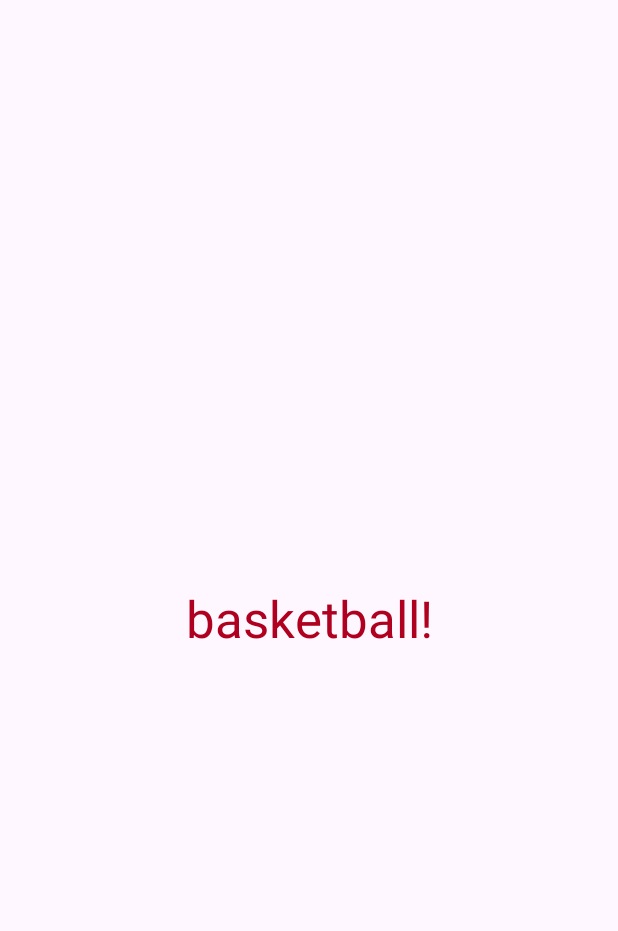
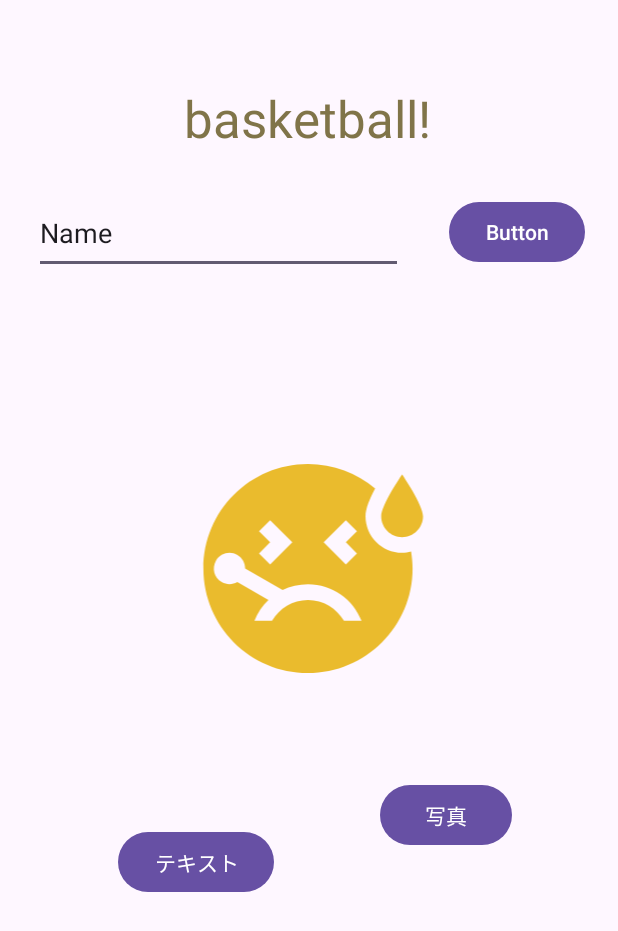
Before and after one commit to syodai-0419/Androidapp0904, an Android app: the screen it shows after launch (MainActivity), on a phone screen of 412 x 824 dp. Shown: the top 931 px of the screen. Run offline under Robolectric (Android 15) with nearby library versions, the phone set to English and light mode, and no system bars.

Commit message:
many changed.

```diff
--- a/app/src/main/java/jp/co/meijou/android/s221205128/MainActivity.java
+++ b/app/src/main/java/jp/co/meijou/android/s221205128/MainActivity.java
@@ -3,12 +3,54 @@ package jp.co.meijou.android.s221205128;
 import androidx.appcompat.app.AppCompatActivity;
 
 import android.os.Bundle;
+import android.text.Editable;
+import android.text.TextWatcher;
+import android.widget.TextView;
+
+import jp.co.meijou.android.s221205128.databinding.ActivityMainBinding;
 
 public class MainActivity extends AppCompatActivity {
+
+    private ActivityMainBinding binding;
 
     @Override
     protected void onCreate(Bundle savedInstanceState) {
         super.onCreate(savedInstanceState);
-        setContentView(R.layout.activity_main);
+
+        binding = ActivityMainBinding.inflate(getLayoutInflater());
+        setContentView(binding.getRoot());
+        //setContentView(R.layout.activity_main);
+        //binding.text.setText(R.string.text);
+
+        binding.button.setOnClickListener(view -> {
+            binding.text.setText(R.string.meijo_u);
+        });
+
+        binding.button2.setOnClickListener(view -> {
+            binding.imageView2.setImageResource(R.drawable.seat_flat_angled);
+        });
+
+        binding.button3.setOnClickListener(view -> {
+            var text = binding.editTextText.getText().toString();
+            binding.text.setText(text);
+        });
+
+        binding.editTextText.addTextChangedListener(new TextWatcher() {
+            @Override
+            public void beforeTextChanged(CharSequence s, int start, int count, int after) {
+
+            }
+
+            @Override
+            public void onTextChanged(CharSequence s, int start, int before, int count) {
+
+            }
+
+            @Override
+            public void afterTextChanged(Editable editable) {
+                binding.text.setText(editable.toString());
+            }
+        });
     }
+
 }
--- /dev/null
+++ b/app/src/main/res/drawable/baseline_sick_24.xml
@@ -0,0 +1,5 @@
+<vector android:height="24dp" android:tint="#EABB2D"
+    android:viewportHeight="24" android:viewportWidth="24"
+    android:width="24dp" xmlns:android="http://schemas.android.com/apk/res/android">
+    <path android:fillColor="@android:color/white" android:pathData="M21,9c-1.1,0 -2,-0.9 -2,-2c0,-1.1 2,-4 2,-4s2,2.9 2,4C23,8.1 22.1,9 21,9zM17.5,7c0,-0.73 0.41,-1.71 0.92,-2.66C16.68,2.88 14.44,2 11.99,2C6.47,2 2,6.48 2,12c0,5.52 4.47,10 9.99,10C17.52,22 22,17.52 22,12c0,-0.55 -0.06,-1.09 -0.14,-1.62C21.58,10.45 21.3,10.5 21,10.5C19.07,10.5 17.5,8.93 17.5,7zM15.62,7.38l1.06,1.06L15.62,9.5l1.06,1.06l-1.06,1.06L13.5,9.5L15.62,7.38zM7.32,8.44l1.06,-1.06L10.5,9.5l-2.12,2.12l-1.06,-1.06L8.38,9.5L7.32,8.44zM15.44,17c-0.69,-1.19 -1.97,-2 -3.44,-2s-2.75,0.81 -3.44,2H6.88c0.3,-0.76 0.76,-1.43 1.34,-1.99L5.24,13.3c-0.45,0.26 -1.01,0.28 -1.49,0c-0.72,-0.41 -0.96,-1.33 -0.55,-2.05c0.41,-0.72 1.33,-0.96 2.05,-0.55c0.48,0.28 0.74,0.78 0.74,1.29l3.58,2.07c0.73,-0.36 1.55,-0.56 2.43,-0.56c2.33,0 4.32,1.45 5.12,3.5H15.44z"/>
+</vector>
--- /dev/null
+++ b/app/src/main/res/drawable/seat_flat_angled.xml
@@ -0,0 +1,5 @@
+<vector android:height="24dp" android:tint="#2D53EA"
+    android:viewportHeight="24" android:viewportWidth="24"
+    android:width="24dp" xmlns:android="http://schemas.android.com/apk/res/android">
+    <path android:fillColor="@android:color/white" android:pathData="M22.25,14.29l-0.69,1.89L9.2,11.71l2.08,-5.66 8.56,3.09c2.1,0.76 3.18,3.06 2.41,5.15zM1.5,12.14L8,14.48L8,19h8v-1.63L20.52,19l0.69,-1.89 -19.02,-6.86 -0.69,1.89zM7.3,10.2c1.49,-0.72 2.12,-2.51 1.41,-4C7.99,4.71 6.2,4.08 4.7,4.8c-1.49,0.71 -2.12,2.5 -1.4,4 0.71,1.49 2.5,2.12 4,1.4z"/>
+</vector>
--- a/app/src/main/res/layout/activity_main.xml
+++ b/app/src/main/res/layout/activity_main.xml
@@ -7,14 +7,82 @@
     tools:context=".MainActivity">
 
     <TextView
+        android:id="@+id/text"
         android:layout_width="wrap_content"
         android:layout_height="wrap_content"
-        android:text="basketball!"
-        android:textColor="@color/design_default_color_error"
+        android:layout_marginBottom="137dp"
+        android:text="@string/text"
+        android:textColor="#807449"
         android:textSize="34sp"
-        app:layout_constraintBottom_toBottomOf="parent"
+        app:layout_constraintBottom_toTopOf="@+id/imageView2"
         app:layout_constraintEnd_toEndOf="parent"
+        app:layout_constraintHorizontal_bias="0.497"
         app:layout_constraintStart_toStartOf="parent"
         app:layout_constraintTop_toTopOf="parent" />
 
+    <ImageView
+        android:id="@+id/imageView2"
+        android:layout_width="188dp"
+        android:layout_height="167dp"
+        android:layout_marginBottom="305dp"
+        app:layout_constraintBottom_toBottomOf="parent"
+        app:layout_constraintEnd_toEndOf="parent"
+        app:layout_constraintHorizontal_bias="0.497"
+        app:layout_constraintStart_toStartOf="parent"
+        app:layout_constraintTop_toBottomOf="@+id/text"
+        app:layout_constraintVertical_bias="0.64"
+        app:srcCompat="@drawable/baseline_sick_24" />
+
+    <Button
+        android:id="@+id/button"
+        android:layout_width="wrap_content"
+        android:layout_height="wrap_content"
+        android:layout_marginTop="57dp"
+        android:layout_marginBottom="225dp"
+        android:text="テキスト"
+        app:layout_constraintBottom_toBottomOf="parent"
+        app:layout_constraintEnd_toEndOf="parent"
+        app:layout_constraintHorizontal_bias="0.256"
+        app:layout_constraintStart_toStartOf="parent"
+        app:layout_constraintTop_toBottomOf="@+id/imageView2"
+        app:layout_constraintVertical_bias="1.0" />
+
+    <Button
+        android:id="@+id/button2"
+        android:layout_width="wrap_content"
+        android:layout_height="wrap_content"
+        android:layout_marginTop="56dp"
+        android:text="写真"
+        app:layout_constraintBottom_toBottomOf="parent"
+        app:layout_constraintEnd_toEndOf="parent"
+        app:layout_constraintStart_toEndOf="@+id/button"
+        app:layout_constraintTop_toBottomOf="@+id/imageView2"
+        app:layout_constraintVertical_bias="0.004" />
+
+    <EditText
+        android:id="@+id/editTextText"
+        android:layout_width="246dp"
+        android:layout_height="54dp"
+        android:ems="10"
+        android:inputType="text"
+        android:text="Name"
+        app:layout_constraintBottom_toTopOf="@+id/imageView2"
+        app:layout_constraintEnd_toEndOf="parent"
+        app:layout_constraintHorizontal_bias="0.135"
+        app:layout_constraintStart_toStartOf="parent"
+        app:layout_constraintTop_toBottomOf="@+id/text"
+        app:layout_constraintVertical_bias="0.194" />
+
+    <Button
+        android:id="@+id/button3"
+        android:layout_width="wrap_content"
+        android:layout_height="wrap_content"
+        android:text="Button"
+        app:layout_constraintBottom_toTopOf="@+id/imageView2"
+        app:layout_constraintEnd_toEndOf="parent"
+        app:layout_constraintHorizontal_bias="0.588"
+        app:layout_constraintStart_toEndOf="@+id/editTextText"
+        app:layout_constraintTop_toBottomOf="@+id/text"
+        app:layout_constraintVertical_bias="0.2" />
+
 </androidx.constraintlayout.widget.ConstraintLayout>
--- a/app/src/main/res/values/strings.xml
+++ b/app/src/main/res/values/strings.xml
@@ -1,3 +1,5 @@
 <resources>
     <string name="app_name">Androidapp0904</string>
+    <string name= "text">basketball!</string>
+    <string name= "meijo_u">Meijo Univercity!</string>
 </resources>
```
